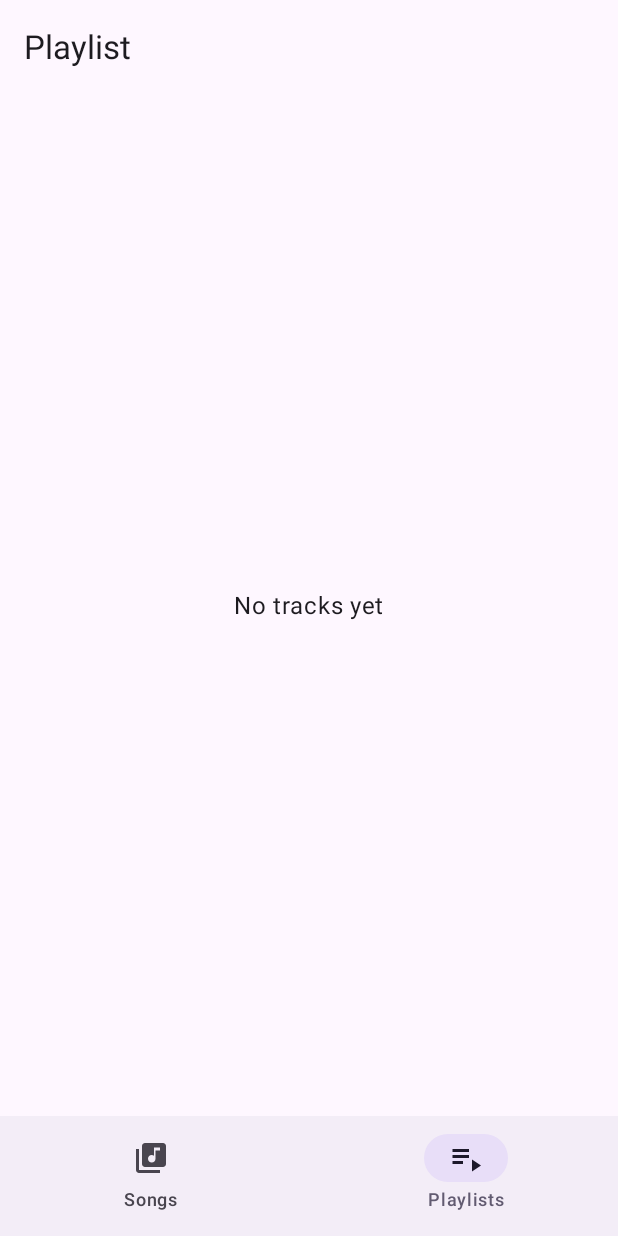
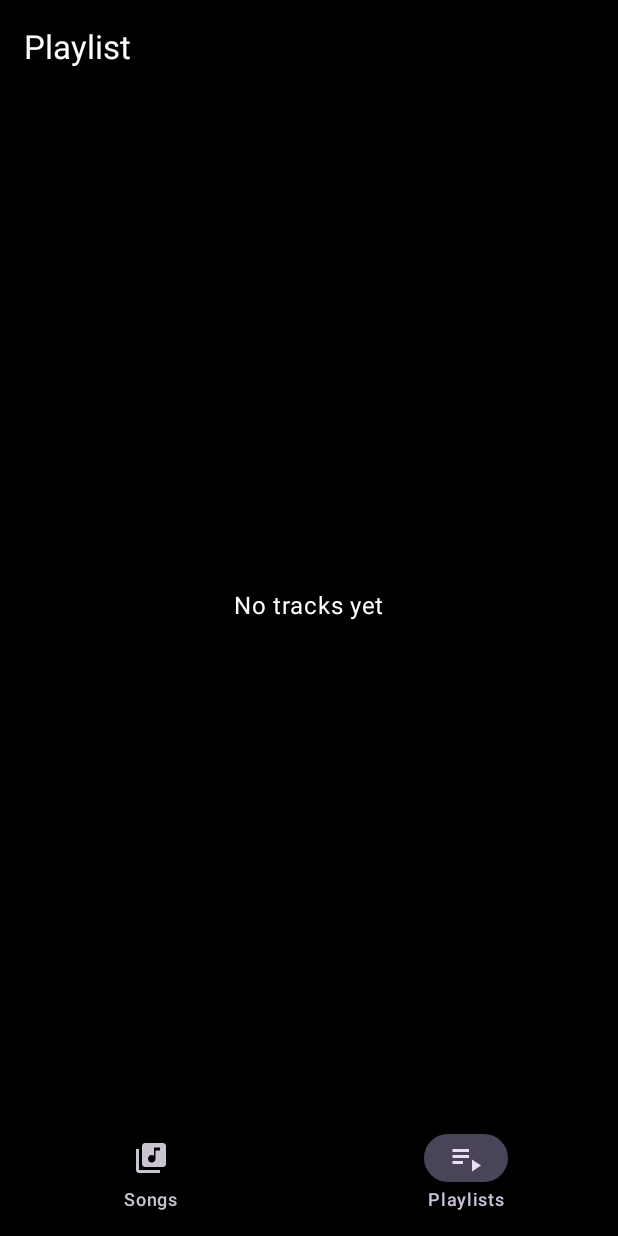
Before and after one commit to Aron-Judge/AndroidMediaPlayer, an Android app built with Jetpack Compose: the screen it shows after launch (MainActivity), item 2 of the bottom bar chosen, on a phone screen of 412 x 824 dp. Run offline under Robolectric (Android 15) with nearby library versions, the phone set to English and light mode, and no system bars; our stand-ins replace Room's generated code.

Commit message:
UI updates (colouring)

```diff
--- a/app/src/main/java/com/aron/mediaplayer/MainActivity.kt
+++ b/app/src/main/java/com/aron/mediaplayer/MainActivity.kt
@@ -3,27 +3,40 @@ package com.aron.mediaplayer
 import android.os.Bundle
 import androidx.activity.ComponentActivity
 import androidx.activity.compose.setContent
+import androidx.appcompat.app.AppCompatDelegate
 import androidx.compose.foundation.layout.Box
 import androidx.compose.foundation.layout.padding
 import androidx.compose.material.icons.Icons
 import androidx.compose.material.icons.filled.LibraryMusic
 import androidx.compose.material.icons.filled.PlaylistPlay
-import androidx.compose.material3.*
-import androidx.compose.runtime.*
+import androidx.compose.material3.MaterialTheme
+import androidx.compose.material3.NavigationBar
+import androidx.compose.material3.NavigationBarItem
+import androidx.compose.material3.Scaffold
+import androidx.compose.material3.Text
+import androidx.compose.material3.darkColorScheme
+import androidx.compose.runtime.Composable
+import androidx.compose.runtime.remember
 import androidx.compose.ui.Modifier
 import androidx.lifecycle.ViewModel
 import androidx.lifecycle.ViewModelProvider
 import androidx.lifecycle.viewmodel.compose.viewModel
 import com.aron.mediaplayer.data.AppDatabase
-import com.aron.mediaplayer.viewmodel.PlaylistViewModel
 import com.aron.mediaplayer.ui.screens.PlaylistsScreen
 import com.aron.mediaplayer.ui.songs.SongsScreen
+import com.aron.mediaplayer.viewmodel.PlaylistViewModel
+import androidx.compose.ui.graphics.Color
+import androidx.compose.runtime.mutableStateOf
 
 class MainActivity : ComponentActivity() {
     override fun onCreate(savedInstanceState: Bundle?) {
         super.onCreate(savedInstanceState)
+
+        // Force dark mode globally for any Views or system UI
+        AppCompatDelegate.setDefaultNightMode(AppCompatDelegate.MODE_NIGHT_YES)
+
         setContent {
-            MaterialTheme {
+            MediaPlayerDarkTheme {
                 MediaPlayerApp()
             }
         }
@@ -51,17 +64,22 @@ fun MediaPlayerApp() {
 
     Scaffold(
         bottomBar = {
-            NavigationBar {
+            NavigationBar(
+                containerColor = Color.Black,
+                contentColor = Color.White
+            ) {
                 tabs.forEachIndexed { index, title ->
                     NavigationBarItem(
                         selected = selectedTab.value == index,
                         onClick = { selectedTab.value = index },
                         label = { Text(title) },
-                        icon = { Icon(icons[index], contentDescription = title) }
+                        icon = { androidx.compose.material3.Icon(icons[index], contentDescription = title) }
                     )
                 }
             }
-        }
+        },
+        containerColor = Color.Black,
+        contentColor = Color.White
     ) { paddingValues ->
         Box(modifier = Modifier.padding(paddingValues)) {
             when (selectedTab.value) {
@@ -71,3 +89,20 @@ fun MediaPlayerApp() {
         }
     }
 }
+
+@Composable
+fun MediaPlayerDarkTheme(content: @Composable () -> Unit) {
+    val colorScheme = darkColorScheme(
+        primary = Color(0xFF1DB954), // Spotify green
+        onPrimary = Color.White,
+        background = Color.Black,
+        surface = Color.Black,
+        onBackground = Color.White,
+        onSurface = Color.White
+    )
+
+    MaterialTheme(
+        colorScheme = colorScheme,
+        content = content
+    )
+}
--- a/app/src/main/res/values/colors.xml
+++ b/app/src/main/res/values/colors.xml
@@ -2,4 +2,5 @@
 <resources>
     <color name="black">#FF000000</color>
     <color name="white">#FFFFFFFF</color>
+    <color name="spotify_green">#1DB954</color>
 </resources>
--- a/app/src/main/res/values/themes.xml
+++ b/app/src/main/res/values/themes.xml
@@ -1,9 +1,14 @@
 <resources xmlns:tools="http://schemas.android.com/tools">
-    <!-- Base application theme. -->
-    <style name="Base.Theme.MediaPlayer" parent="Theme.Material3.DayNight.NoActionBar">
-        <!-- Customize your light theme here. -->
-        <!-- <item name="colorPrimary">@color/my_light_primary</item> -->
+    <!-- Core app theme; Compose provides the colors, this keeps system bars dark -->
+    <style name="Theme.MediaPlayer" parent="Theme.AppCompat.DayNight.NoActionBar">
+        <!-- Fallback accent (for any View-based UI you might still use) -->
+        <item name="colorPrimary">#1DB954</item>
+
+        <!-- System bars -->
+        <item name="android:statusBarColor">#FF000000</item>
+        <item name="android:navigationBarColor">#FF000000</item>
+
+        <!-- Launch screen / background -->
+        <item name="android:windowBackground">@android:color/black</item>
     </style>
-
-    <style name="Theme.MediaPlayer" parent="Base.Theme.MediaPlayer" />
 </resources>
```
